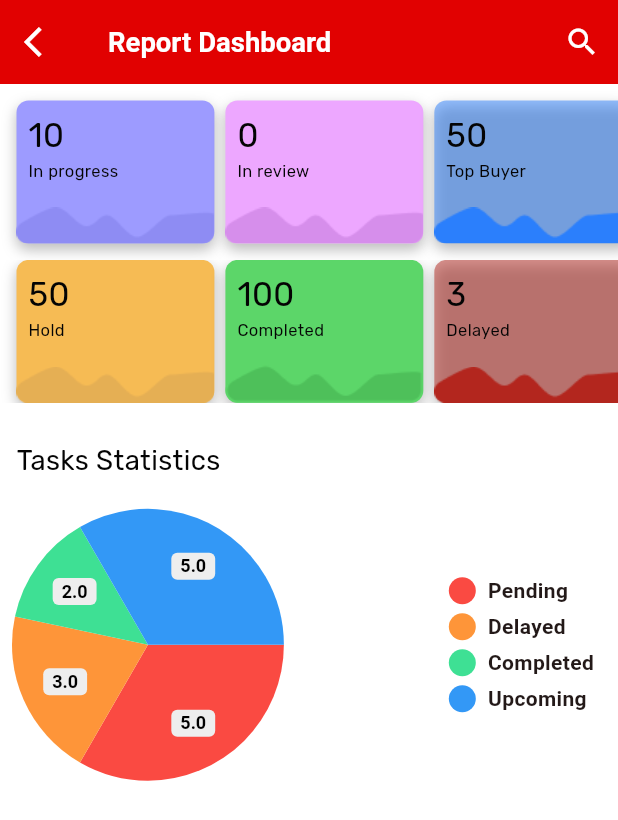
After one commit to jubinkhan007/OnTrack, a Flutter app: the ReportScreen screen opened by its route, on a phone screen of 412 x 824 dp. The commit adds this screen. Shown: the top 820 px of the screen. Run offline on Flutter 3.47's test engine with Material 3 defaults, Android fonts, the phone set to English and light mode, and no system bars; drawn by our look-alikes of pie_chart; our stand-ins replace cached_network_image, device_info_plus, dio, firebase_core, firebase_messaging, flutter_image_compress and 10 more; accounts and stored records are empty; network calls fail; key blocks and very long unbroken strings in the code were emptied for the run.

Commit message:
added report dashboard section -design only

```diff
--- a/lib/config/palette.dart
+++ b/lib/config/palette.dart
@@ -23,6 +23,13 @@ class Palette {
   static const Color errorColor = Color(0xFFB3261E);
   static const Color cardColor = Color(0xFFF0F2F8);
 
+  static const Color progressColor = Color(0xFF9D9BFF);
+  static const Color reviewColor = Color(0xFFEDA7FF);
+  static const Color topBuyerColor = Color(0xFF2B7FFC);
+  static const Color onHoldColor = Color(0xFFF6BB54);
+  static const Color completedColor = Color(0xFF5CD669);
+  static const Color delayedColor = Color(0xFFB3261E);
+
   static const LinearGradient createRoomGradient = LinearGradient(
     //colors: [mainColor, tabColor],
     colors: [Colors.red, Colors.pink],
--- a/lib/config/router.dart
+++ b/lib/config/router.dart
@@ -21,6 +21,9 @@ Route<dynamic> generateRoute(RouteSettings routeSettings) {
     case SettingScreen.routeName:
       return MaterialPageRoute(
           settings: routeSettings, builder: (_) => const SettingScreen());
+    case ReportScreen.routeName:
+      return MaterialPageRoute(
+          settings: routeSettings, builder: (_) => const ReportScreen());
     case NotificationScreen.routeName:
       return MaterialPageRoute(
           settings: routeSettings, builder: (_) => const NotificationScreen());
--- a/lib/config/strings.dart
+++ b/lib/config/strings.dart
@@ -102,6 +102,9 @@ class Strings {
   /// Notification
   static const String notification = "Notification";
 
+  /// Report
+  static const String reportDashboard = "Report Dashboard";
+
   /// TODOs
   static const String upToFiveImages = "Up to five images at a time";
 
--- a/lib/screens/home_screen.dart
+++ b/lib/screens/home_screen.dart
@@ -699,6 +699,14 @@ class _HomeScreenState extends State<HomeScreen> {
                     SettingScreen.routeName,
                   );
                 }),
+
+                /// Report
+                drawerItem(Icons.dashboard, Strings.reportDashboard, () {
+                  Navigator.pushNamed(
+                    context,
+                    ReportScreen.routeName,
+                  );
+                }),
               ],
             ),
           );
--- /dev/null
+++ b/lib/screens/report_screen.dart
@@ -0,0 +1,195 @@
+import 'package:flutter/material.dart';
+import 'package:tmbi/config/palette.dart';
+
+import '../config/converts.dart';
+import '../config/strings.dart';
+import '../widgets/widgets.dart';
+
+class ReportScreen extends StatelessWidget {
+  static const String routeName = '/report_screen';
+
+  const ReportScreen({super.key});
+
+  Widget customCard(Color color, String imagePath, String title, String count) {
+    return Container(
+      width: Converts.c144,
+      height: Converts.c104,
+      decoration: BoxDecoration(
+        color: color,
+        borderRadius: BorderRadius.circular(8),
+        boxShadow: [
+          BoxShadow(
+              color: Colors.black26,
+              blurRadius: Converts.c8,
+              offset: const Offset(0, 4)),
+        ],
+      ),
+      child: Stack(
+        //clipBehavior: Clip.none, // Ensures the carving image goes beyond card's boundary
+        children: [
+          Positioned(
+            top: 0, // Carve effect, adjusts the image to create the carve
+            left: 0,
+            right: 0,
+            child: Padding(
+              padding: const EdgeInsets.all(8.0),
+              child: Column(
+                crossAxisAlignment: CrossAxisAlignment.start,
+                children: [
+                  TextViewCustom(
+                      text: count,
+                      fontSize: Converts.c24,
+                      tvColor: Palette.normalTv,
+                      isRubik: true,
+                      isBold: false),
+                  TextViewCustom(
+                      text: title,
+                      fontSize: Converts.c12,
+                      tvColor: Palette.normalTv,
+                      isRubik: true,
+                      isBold: false),
+                ],
+              ),
+            ),
+          ),
+          Positioned(
+            bottom: 0, // Carve effect, adjusts the image to create the carve
+            left: 0,
+            right: 0,
+            child: Image.asset(imagePath, fit: BoxFit.cover),
+          ),
+        ],
+      ),
+    );
+  }
+
+  @override
+  Widget build(BuildContext context) {
+    return Scaffold(
+      backgroundColor: Colors.white,
+      appBar: AppBar(
+        backgroundColor: Palette.mainColor,
+        centerTitle: false,
+        title: TextViewCustom(
+          text: Strings.reportDashboard,
+          fontSize: Converts.c20,
+          tvColor: Colors.white,
+          isTextAlignCenter: false,
+          isRubik: false,
+          isBold: true,
+        ),
+        leading: IconButton(
+          icon: const Icon(Icons.arrow_back_ios, color: Colors.white),
+          // Customize icon color
+          onPressed: () {
+            Navigator.pop(context); // Navigate back
+          },
+        ),
+        actions: [
+          IconButton(
+            onPressed: () {
+            },
+            icon: const Icon(
+              Icons.search,
+              color: Colors.white,
+            ),
+          )
+        ],
+      ),
+      body: CustomScrollView(
+        slivers: [
+          /// Part 1
+          SliverToBoxAdapter(
+            child: SingleChildScrollView(
+              scrollDirection: Axis.horizontal,
+              child: Padding(
+                padding: EdgeInsets.all(Converts.c12),
+                child: Row(
+                  children: [
+                    customCard(Palette.progressColor,
+                        "assets/ic_card_progress.png", "In progress", "10"),
+                    SizedBox(
+                      width: Converts.c8,
+                    ),
+                    customCard(Palette.reviewColor, "assets/ic_card_review.png",
+                        "In review", "0"),
+                    SizedBox(
+                      width: Converts.c8,
+                    ),
+                    customCard(Palette.topBuyerColor.withOpacity(0.5),
+                        "assets/ic_card_buyer.png", "Top Buyer", "50"),
+                  ],
+                ),
+              ),
+            ),
+          ),
+
+          /// Part 2
+          SliverToBoxAdapter(
+            child: SingleChildScrollView(
+              scrollDirection: Axis.horizontal,
+              child: Padding(
+                padding: EdgeInsets.only(left: Converts.c12, right: Converts.c12),
+                child: Row(
+                  children: [
+                    customCard(Palette.onHoldColor, "assets/ic_card_hold.png",
+                        "Hold", "50"),
+                    SizedBox(
+                      width: Converts.c8,
+                    ),
+                    customCard(Palette.completedColor,
+                        "assets/ic_card_completed.png", "Completed", "100"),
+                    SizedBox(
+                      width: Converts.c8,
+                    ),
+                    customCard(Palette.delayedColor.withOpacity(0.5),
+                        "assets/ic_card_delayed.png", "Delayed", "3"),
+                  ],
+                ),
+              ),
+            ),
+          ),
+
+          /// Task pie chart
+          SliverToBoxAdapter(
+            child: Column(
+              crossAxisAlignment: CrossAxisAlignment.start,
+              children: [
+                SizedBox(height: Converts.c12,),
+                Padding(
+                  padding: EdgeInsets.only(
+                      left: Converts.c12,
+                      right: Converts.c12,
+                      top: Converts.c16,
+                      bottom: Converts.c12),
+                  child: TextViewCustom(
+                    text: "Tasks Statistics",
+                    fontSize: Converts.c20,
+                    tvColor: Palette.normalTv,
+                    isTextAlignCenter: false,
+                    isRubik: true,
+                    isBold: false,
+                  ),
+                ),
+                const ReportPieChart(
+                  dataMap: {
+                    "Pending": 5,
+                    "Delayed": 3,
+                    "Completed": 2,
+                    "Upcoming": 5
+                  },
+                  colorList: [
+                    Color(0xffFA4A42),
+                    Color(0xffFE9539),
+                    Color(0xff3EE094),
+                    Color(0xff3398F6),
+                  ],
+                )
+              ],
+            ),
+          )
+        ],
+      ),
+    );
+  }
+}
--- a/lib/screens/screens.dart
+++ b/lib/screens/screens.dart
@@ -12,3 +12,4 @@ export 'add_task_to_staff_screen.dart';
 export 'todo/todo_home_screen.dart';
 export 'setting_screen.dart';
 export 'notification_screen.dart';
+export 'report_screen.dart';
--- a/lib/widgets/widgets.dart
+++ b/lib/widgets/widgets.dart
@@ -20,3 +20,4 @@ export 'switch_container.dart';
 export 'individual_task_list.dart';
 export 'load_image.dart';
 export 'file_attachment2.dart';
+export 'report_pie_chart.dart';
```
Also changed, not shown: assets/ic_card_buyer.png (added), assets/ic_card_completed.png (added), assets/ic_card_delayed.png (added), assets/ic_card_hold.png (added), assets/ic_card_progress.png (added), assets/ic_card_review.png (added).
